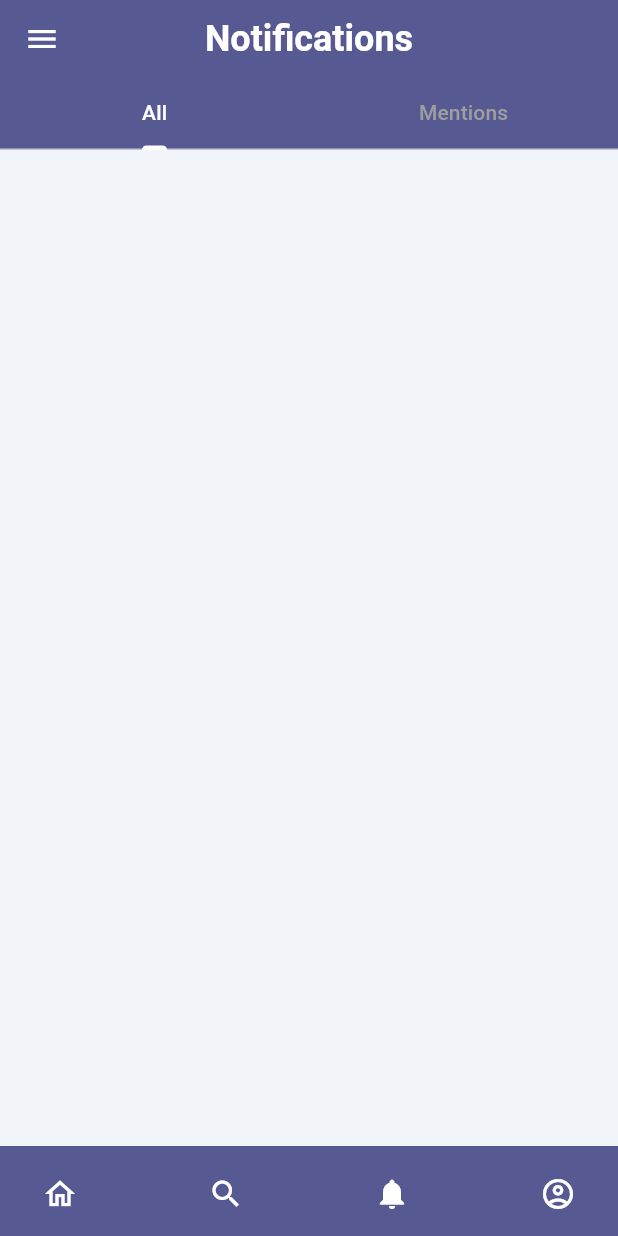
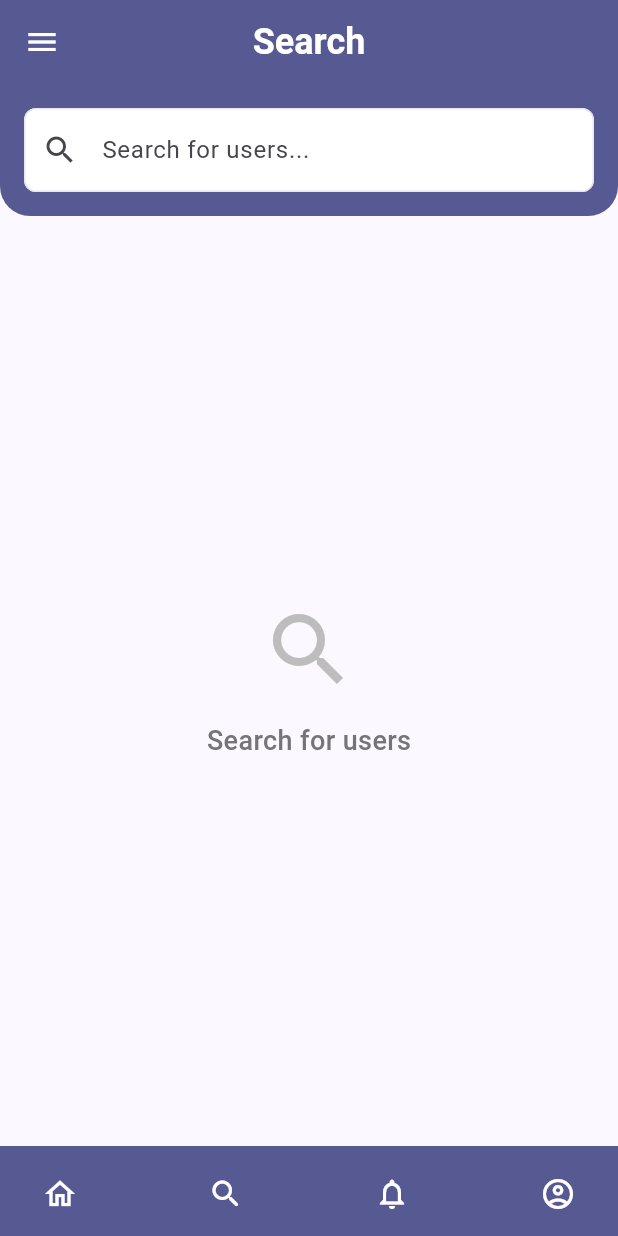
Before and after one commit to harryto1/atabei, a Flutter app: the screen it shows after launch, item 3 of the bottom bar chosen, after a tap on the "search" icon, on a phone screen of 412 x 824 dp. Run offline on Flutter 3.47's test engine with Material 3 defaults, Android fonts, the phone set to English and light mode, and no system bars; our stand-ins replace cloud_firestore, dio, equatable, firebase_auth, firebase_core, firebase_messaging and 5 more; accounts and stored records are empty.

Commit message:
feat: Implement user search functionality with search page and bloc

```diff
--- a/lib/components/bottom_appbar/bottom_appbar_widget.dart
+++ b/lib/components/bottom_appbar/bottom_appbar_widget.dart
@@ -23,9 +23,10 @@ BottomAppBar bottomAppBarWidget(BuildContext context, int tabIndex) {
           icon: Icon(
             tabIndex == 1 ? Icons.search_rounded : Icons.search_outlined,
             color: Theme.of(context).colorScheme.onPrimary,
+            fill: tabIndex == 1 ? 1 : 0,
           ),
           onPressed: () {
-            // Navigate to search page
+            Navigator.pushReplacementNamed(context, '/search');
           },
         ),
         IconButton(
--- a/lib/config/routes/app_router.dart
+++ b/lib/config/routes/app_router.dart
@@ -2,6 +2,7 @@ import 'package:atabei/core/util/not_found_page.dart';
 import 'package:atabei/features/auth/presentation/pages/auth_page.dart';
 import 'package:atabei/features/notifications/presentation/pages/notifications_page.dart';
 import 'package:atabei/features/profile/presentation/pages/profile_page.dart';
+import 'package:atabei/features/search/presentation/pages/search_page.dart';
 import 'package:atabei/features/timeline/domain/entities/post_entity.dart';
 import 'package:atabei/features/timeline/presentation/pages/home/timeline_page.dart';
 import 'package:atabei/features/timeline/presentation/pages/post_detail/post_detail_page.dart';
@@ -13,6 +14,7 @@ class AppRouter {
   static const String login = '/login';
   static const String notifications = '/notifications';
   static const String profile = '/profile';
+  static const String search = '/search';
 
   // Methods
   Route<dynamic> onGenerateRoute(RouteSettings settings) {
@@ -25,6 +27,8 @@ class AppRouter {
         return MaterialPageRoute(builder: (_) => const NotificationsPage());
       case profile:
         return MaterialPageRoute(builder: (_) => const ProfilePage());
+      case search:
+        return MaterialPageRoute(builder: (_) => const SearchPage());
       default:
         // Handle dynamic routes like /post/123
         if (settings.name?.startsWith('/post/') == true) {
--- a/lib/features/profile/domain/repositories/user_profile_repository.dart
+++ b/lib/features/profile/domain/repositories/user_profile_repository.dart
@@ -5,4 +5,9 @@ abstract class UserProfileRepository {
   Future<DataState<UserProfileEntity>> fetchUserProfile(String userId);
   Future<DataState<void>> updateUserProfile(UserProfileEntity userProfile);
   Future<DataState<void>> deleteUserProfile(String userId);
+  // For search feature
+  Future<DataState<List<UserProfileEntity>>> searchUserProfiles(
+    String query, {
+    int limit = 20,
+  });
 }
--- /dev/null
+++ b/lib/features/search/presentation/bloc/search/search_bloc.dart
@@ -0,0 +1,109 @@
+import 'dart:async';
+import 'package:atabei/core/resources/data_state.dart';
+import 'package:atabei/features/profile/domain/entities/user_profile_entity.dart';
+import 'package:atabei/features/profile/domain/repositories/user_profile_repository.dart';
+import 'package:atabei/features/search/presentation/bloc/search/search_event.dart';
+import 'package:atabei/features/search/presentation/bloc/search/search_state.dart';
+import 'package:flutter_bloc/flutter_bloc.dart';
+
+class SearchBloc extends Bloc<SearchEvent, SearchState> {
+  final UserProfileRepository _userProfileRepository;
+  StreamSubscription? _searchStreamSubscription;
+  List<UserProfileEntity> _currentResults = [];
+  String _currentQuery = '';
+  Timer? _debounceTimer;
+
+  SearchBloc({required UserProfileRepository userProfileRepository})
+      : _userProfileRepository = userProfileRepository,
+        super(SearchInitial()) {
+    on<SearchQueryChanged>(_onSearchQueryChanged);
+    on<LoadSearchResults>(_onLoadSearchResults);
+    on<RefreshSearchResults>(_onRefreshSearchResults);
+    on<ClearSearch>(_onClearSearch);
+  }
+
+  @override
+  Future<void> close() {
+    _debounceTimer?.cancel();
+    _searchStreamSubscription?.cancel();
+    return super.close();
+  }
+
+  void _onSearchQueryChanged(
+    SearchQueryChanged event,
+    Emitter<SearchState> emit,
+  ) async {
+    final query = event.query.trim();
+    _currentQuery = query;
+
+    print('🔍 Search query changed: "$query"');
+
+    // Cancel previous debounce timer
+    _debounceTimer?.cancel();
+
+    // If query is empty, clear results
+    if (query.isEmpty) {
+      _currentResults.clear();
+      emit(SearchInitial());
+      return;
+    }
+
+    // Debounce the search to avoid too many API calls
+    _debounceTimer = Timer(const Duration(milliseconds: 300), () {
+      if (_currentQuery == query) { // Make sure query hasn't changed
+        add(LoadSearchResults(query: query));
+      }
+    });
+  }
+
+  void _onLoadSearchResults(
+    LoadSearchResults event,
+    Emitter<SearchState> emit,
+  ) async {
+    try {
+      print('🔍 Loading search results for query: "${event.query}"');
+
+      if (_currentResults.isEmpty) {
+        emit(SearchLoading());
+      }
+
+      final result = await _userProfileRepository.searchUserProfiles(
+        event.query,
+        limit: event.limit,
+      );
+
+      if (result is DataSuccess) {
+        _currentResults = result.data ?? [];
+        print('🔍 Search completed: ${_currentResults.length} results found');
+
+        emit(SearchLoaded(
+          results: _currentResults,
+          query: event.query,
+        ));
+      } else if (result is DataError) {
+        print('🔍 Search error: ${result.error?.message}');
+        emit(SearchError(message: result.error?.message ?? 'Search failed'));
+      }
+    } catch (e) {
+      print('🔍 Exception during search: $e');
+      emit(SearchError(message: 'Failed to search users: $e'));
+    }
+  }
+
+  void _onRefreshSearchResults(
+    RefreshSearchResults event,
+    Emitter<SearchState> emit,
+  ) async {
+    add(LoadSearchResults(query: event.query, limit: event.limit));
+  }
+
+  void _onClearSearch(
+    ClearSearch event,
+    Emitter<SearchState> emit,
+  ) {
+    _debounceTimer?.cancel();
+    _currentResults.clear();
+    _currentQuery = '';
+    emit(SearchInitial());
+  }
+}
--- /dev/null
+++ b/lib/features/search/presentation/bloc/search/search_event.dart
@@ -0,0 +1,41 @@
+import 'package:equatable/equatable.dart';
+
+abstract class SearchEvent extends Equatable {
+  const SearchEvent();
+
+  @override
+  List<Object?> get props => [];
+}
+
+class SearchQueryChanged extends SearchEvent {
+  final String query;
+
+  const SearchQueryChanged(this.query);
+
+  @override
+  List<Object?> get props => [query];
+}
+
+class LoadSearchResults extends SearchEvent {
+  final String query;
+  final int limit;
+
+  const LoadSearchResults({required this.query, this.limit = 20});
+
+  @override
+  List<Object?> get props => [query, limit];
+}
+
+class RefreshSearchResults extends SearchEvent {
+  final String query;
+  final int limit;
+
+  const RefreshSearchResults({required this.query, this.limit = 20});
+
+  @override
+  List<Object?> get props => [query, limit];
+}
+
+class ClearSearch extends SearchEvent {
+  const ClearSearch();
+}
--- /dev/null
+++ b/lib/features/search/presentation/bloc/search/search_state.dart
@@ -0,0 +1,35 @@
+import 'package:atabei/features/profile/domain/entities/user_profile_entity.dart';
+import 'package:equatable/equatable.dart';
+
+abstract class SearchState extends Equatable {
+  const SearchState();
+
+  @override
+  List<Object?> get props => [];
+}
+
+class SearchInitial extends SearchState {}
+
+class SearchLoading extends SearchState {}
+
+class SearchLoaded extends SearchState {
+  final List<UserProfileEntity> results;
+  final String query;
+
+  const SearchLoaded({
+    required this.results,
+    required this.query,
+  });
+
+  @override
+  List<Object?> get props => [results, query];
+}
+
+class SearchError extends SearchState {
+  final String message;
+
+  const SearchError({required this.message});
+
+  @override
+  List<Object?> get props => [message];
+}
--- /dev/null
+++ b/lib/features/search/presentation/pages/search_page.dart
@@ -0,0 +1,327 @@
+import 'package:atabei/features/profile/domain/entities/user_profile_entity.dart';
+import 'package:flutter/material.dart';
+import 'package:flutter_bloc/flutter_bloc.dart';
+import 'package:atabei/components/bottom_appbar/bottom_appbar_widget.dart';
+import 'package:atabei/components/drawer/drawer_widget.dart';
+import 'package:atabei/features/profile/data/repositories/user_profile_repository.dart';
+import 'package:atabei/features/profile/presentation/pages/profile_page.dart';
+import 'package:atabei/features/search/presentation/bloc/search/search_bloc.dart';
+import 'package:atabei/features/search/presentation/bloc/search/search_event.dart';
+import 'package:atabei/features/search/presentation/bloc/search/search_state.dart';
+
+class SearchPage extends StatefulWidget {
+  const SearchPage({super.key});
+
+  @override
+  State<SearchPage> createState() => _SearchPageState();
+}
+
+class _SearchPageState extends State<SearchPage> {
+  late SearchBloc _searchBloc;
+  late TextEditingController _searchController;
+
+  @override
+  void initState() {
+    super.initState();
+    _searchController = TextEditingController();
+    _searchBloc = SearchBloc(
+      userProfileRepository: UserProfileRepositoryImpl(),
+    );
+  }
+
+  @override
+  void dispose() {
+    _searchController.dispose();
+    _searchBloc.close();
+    super.dispose();
+  }
+
+  @override
+  Widget build(BuildContext context) {
+    return BlocProvider.value(
+      value: _searchBloc,
+      child: Scaffold(
+        backgroundColor: Theme.of(context).scaffoldBackgroundColor,
+        appBar: AppBar(
+          title: const Text('Search'),
+          backgroundColor: Theme.of(context).colorScheme.primary,
+          elevation: 0,
+        ),
+        drawer: drawerWidget(context),
+        bottomNavigationBar: bottomAppBarWidget(context, 1),
+        body: Column(
+          children: [
+            // Search Bar
+            Container(
+              padding: const EdgeInsets.all(16),
+              decoration: BoxDecoration(
+                color: Theme.of(context).colorScheme.primary,
+                borderRadius: const BorderRadius.only(
+                  bottomLeft: Radius.circular(20),
+                  bottomRight: Radius.circular(20),
+                ),
+              ),
+              child: TextField(
+                controller: _searchController,
+                onChanged: (query) {
+                  _searchBloc.add(SearchQueryChanged(query));
+                },
+                decoration: InputDecoration(
+                  hintText: 'Search for users...',
+                  prefixIcon: const Icon(Icons.search),
+                  suffixIcon: _searchController.text.isNotEmpty
+                      ? IconButton(
+                          icon: const Icon(Icons.clear),
+                          onPressed: () {
+                            _searchController.clear();
+                            _searchBloc.add(const ClearSearch());
+                          },
+                        )
+                      : null,
+                  filled: true,
+                  fillColor: Colors.white,
+                  border: OutlineInputBorder(
+                    borderRadius: BorderRadius.circular(25),
+                    borderSide: BorderSide.none,
+                  ),
+                  contentPadding: const EdgeInsets.symmetric(
+                    horizontal: 20,
+                    vertical: 16,
+                  ),
+                ),
+              ),
+            ),
+
+            // Results
+            Expanded(
+              child: BlocBuilder<SearchBloc, SearchState>(
+                builder: (context, state) {
+                  if (state is SearchInitial) {
+                    return _buildInitialView();
+                  } else if (state is SearchLoading) {
+                    return _buildLoadingView();
+                  } else if (state is SearchLoaded) {
+                    return _buildResultsView(state);
+                  } else if (state is SearchError) {
+                    return _buildErrorView(state);
+                  }
+
+                  return const SizedBox.shrink();
+                },
+              ),
+            ),
+          ],
+        ),
+      ),
+    );
+  }
+
+  Widget _buildInitialView() {
+    return Center(
+      child: Column(
+        mainAxisAlignment: MainAxisAlignment.center,
+        children: [
+          Icon(
+            Icons.search,
+            size: 64,
+            color: Colors.grey[400],
+          ),
+          const SizedBox(height: 16),
+          Text(
+            'Search for users',
+            style: TextStyle(
+              fontSize: 18,
+              color: Colors.grey[600],
+              fontWeight: FontWeight.w500,
+            ),
+          ),
+        ],
+      ),
+    );
+  }
+
+  Widget _buildLoadingView() {
+    return const Center(
+      child: Column(
+        mainAxisAlignment: MainAxisAlignment.center,
+        children: [
+          CircularProgressIndicator(),
+          SizedBox(height: 16),
+          Text(
+            'Searching users...',
+            style: TextStyle(fontSize: 16),
+          ),
+        ],
+      ),
+    );
+  }
+
+  Widget _buildResultsView(SearchLoaded state) {
+    if (state.results.isEmpty) {
+      return Center(
+        child: Column(
+          mainAxisAlignment: MainAxisAlignment.center,
+          children: [
+            Icon(
+              Icons.person_search,
+              size: 64,
+              color: Colors.grey[400],
+            ),
+            const SizedBox(height: 16),
+            Text(
+              'No users found',
+              style: TextStyle(
+                fontSize: 18,
+                color: Colors.grey[600],
+                fontWeight: FontWeight.w500,
+              ),
+            ),
+            const SizedBox(height: 8),
+            Text(
+              'Try a different search term',
+              style: TextStyle(
+                fontSize: 14,
+                color: Colors.grey[500],
+              ),
+            ),
+          ],
+        ),
+      );
+    }
+
+    return ListView.builder(
+      padding: const EdgeInsets.all(16),
+      itemCount: state.results.length,
+      itemBuilder: (context, index) {
+        final user = state.results[index];
+        return _buildUserCard(user);
+      },
+    );
+  }
+
+  Widget _buildErrorView(SearchError state) {
+    return Center(
+      child: Column(
+        mainAxisAlignment: MainAxisAlignment.center,
+        children: [
+          Icon(
+            Icons.error_outline,
+            size: 64,
+            color: Colors.red[400],
+          ),
+          const SizedBox(height: 16),
+          Text(
+            'Search Error',
+            style: TextStyle(
+              fontSize: 18,
+              color: Colors.red[600],
+              fontWeight: FontWeight.w500,
+            ),
+          ),
+          const SizedBox(height: 8),
+          Padding(
+            padding: const EdgeInsets.symmetric(horizontal: 32),
+            child: Text(
+              state.message,
+              textAlign: TextAlign.center,
+              style: TextStyle(
+                fontSize: 14,
+                color: Colors.grey[600],
+              ),
+            ),
+          ),
+          const SizedBox(height: 16),
+          ElevatedButton(
+            onPressed: () {
+              if (_searchController.text.isNotEmpty) {
+                _searchBloc.add(SearchQueryChanged(_searchController.text));
+              }
+            },
+            child: const Text('Try Again'),
+          ),
+        ],
+      ),
+    );
+  }
+
+  Widget _buildUserCard(UserProfileEntity user) {
+    return Card(
+      margin: const EdgeInsets.only(bottom: 12),
+      elevation: 2,
+      shape: RoundedRectangleBorder(
+        borderRadius: BorderRadius.circular(12),
+      ),
+      child: ListTile(
+        contentPadding: const EdgeInsets.all(16),
+        leading: CircleAvatar(
+          radius: 30,
+          backgroundColor: Theme.of(context).primaryColor,
+          child: (user.pathToProfilePicture == null || user.pathToProfilePicture!.isEmpty)
+              ? Text(
+                  user.username.substring(0, 1).toUpperCase(),
+                  style: const TextStyle(
+                    fontSize: 20,
+                    fontWeight: FontWeight.bold,
+                    color: Colors.white,
+                  ),
+                )
+              : null,
+        ),
+        title: Text(
+          user.username,
+          style: const TextStyle(
+            fontWeight: FontWeight.bold,
+            fontSize: 16,
+          ),
+        ),
+        subtitle: Column(
+          crossAxisAlignment: CrossAxisAlignment.start,
+          children: [
+            if (user.bio != null && user.bio!.isNotEmpty) ...[
+              Text(
+                user.bio!,
+                maxLines: 2,
+                overflow: TextOverflow.ellipsis,
+                style: TextStyle(
+                  color: Colors.grey[700],
+                  fontSize: 13,
+                ),
+              ),
+            ],
+            if (user.location != null && user.location!.isNotEmpty) ...[
+              const SizedBox(height: 4),
+              Row(
+                children: [
+                  Icon(
+                    Icons.location_on,
+                    size: 14,
+                    color: Colors.grey[500],
+                  ),
+                  const SizedBox(width: 4),
+                  Text(
+                    user.location!,
+                    maxLines: 1,
+                    overflow: TextOverflow.ellipsis,
+                    style: TextStyle(
+                      color: Colors.grey[500],
+                      fontSize: 12,
+                    ),
+                  ),
+                ],
+              ),
+            ],
+          ],
+        ),
+        trailing: const Icon(Icons.arrow_forward_ios, size: 16),
+        onTap: () {
+          Navigator.push(
+            context,
+            MaterialPageRoute(
+              builder: (context) => ProfilePage(userId: user.id),
+            ),
+          );
+        },
+      ),
+    );
+  }
+}
--- a/lib/features/timeline/presentation/widgets/post_widget.dart
+++ b/lib/features/timeline/presentation/widgets/post_widget.dart
@@ -282,7 +282,7 @@ class PostWidget extends StatelessWidget {
             ),
             BlocBuilder<AuthBloc, AuthState>(
               builder:(context, state) {
-                if (state is AuthAuthenticated) {
+                if (state is AuthAuthenticated && state.user.uid == post.userId) {
                   return ListTile(
                     leading: const Icon(Icons.delete),
                     title: const Text('Delete Post'),
```
Also changed, not shown: lib/features/profile/data/repositories/user_profile_repository.dart (+102 -0 lines).
